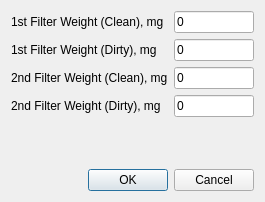
First picture: the form in Qr49/sources/filtermassdialog.ui, repository pa23/r49, before the edit.
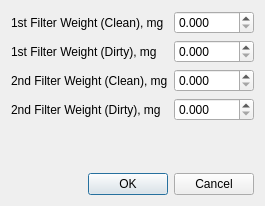
Second picture: the form after the edit. Icons and pictures are not drawn.

Commit message: v20072013 libtoxic: Gair formula fixed. Qr49: new function Randomize added. Qr49: new function Lower accuracy added. Qr49: all lineEdit+doubleValidator replaced with doubleSpinBox.

Patch:
```diff
--- a/Qr49/sources/filtermassdialog.ui
+++ b/Qr49/sources/filtermassdialog.ui
@@ -10,7 +10,7 @@
     <x>0</x>
     <y>0</y>
     <width>305</width>
-    <height>188</height>
+    <height>177</height>
    </rect>
   </property>
   <property name="windowTitle">
@@ -33,25 +33,6 @@
        </property>
       </widget>
      </item>
-     <item row="0" column="1">
-      <widget class="QLineEdit" name="lineEdit_1stFilterWeightClean">
-       <property name="minimumSize">
-        <size>
-         <width>80</width>
-         <height>0</height>
-        </size>
-       </property>
-       <property name="maximumSize">
-        <size>
-         <width>80</width>
-         <height>16777215</height>
-        </size>
-       </property>
-       <property name="text">
-        <string>0</string>
-       </property>
-      </widget>
-     </item>
      <item row="1" column="0">
       <widget class="QLabel" name="label_1stFilterWeightDirty">
        <property name="text">
@@ -59,25 +40,6 @@
        </property>
       </widget>
      </item>
-     <item row="1" column="1">
-      <widget class="QLineEdit" name="lineEdit_1stFilterWeightDirty">
-       <property name="minimumSize">
-        <size>
-         <width>80</width>
-         <height>0</height>
-        </size>
-       </property>
-       <property name="maximumSize">
-        <size>
-         <width>80</width>
-         <height>16777215</height>
-        </size>
-       </property>
-       <property name="text">
-        <string>0</string>
-       </property>
-      </widget>
-     </item>
      <item row="2" column="0">
       <widget class="QLabel" name="label_2ndFilterWeightClean">
        <property name="text">
@@ -85,25 +47,6 @@
        </property>
       </widget>
      </item>
-     <item row="2" column="1">
-      <widget class="QLineEdit" name="lineEdit_2ndFilterWeightClean">
-       <property name="minimumSize">
-        <size>
-         <width>80</width>
-         <height>0</height>
-        </size>
-       </property>
-       <property name="maximumSize">
-        <size>
-         <width>80</width>
-         <height>16777215</height>
-        </size>
-       </property>
-       <property name="text">
-        <string>0</string>
-       </property>
-      </widget>
-     </item>
      <item row="3" column="0">
       <widget class="QLabel" name="label_2ndFilterWeightDirty">
        <property name="text">
@@ -111,25 +54,6 @@
        </property>
       </widget>
      </item>
-     <item row="3" column="1">
-      <widget class="QLineEdit" name="lineEdit_2ndFilterWeightDirty">
-       <property name="minimumSize">
-        <size>
-         <width>80</width>
-         <height>0</height>
-        </size>
-       </property>
-       <property name="maximumSize">
-        <size>
-         <width>80</width>
-         <height>16777215</height>
-        </size>
-       </property>
-       <property name="text">
-        <string>0</string>
-       </property>
-      </widget>
-     </item>
      <item row="4" column="0">
       <spacer name="verticalSpacer">
        <property name="orientation">
@@ -143,6 +67,106 @@
        </property>
       </spacer>
      </item>
+     <item row="0" column="1">
+      <widget class="QDoubleSpinBox" name="doubleSpinBox_1stFilterWeightClean">
+       <property name="minimumSize">
+        <size>
+         <width>80</width>
+         <height>0</height>
+        </size>
+       </property>
+       <property name="maximumSize">
+        <size>
+         <width>80</width>
+         <height>16777215</height>
+        </size>
+       </property>
+       <property name="locale">
+        <locale language="English" country="UnitedStates"/>
+       </property>
+       <property name="decimals">
+        <number>3</number>
+       </property>
+       <property name="singleStep">
+        <double>0.001000000000000</double>
+       </property>
+      </widget>
+     </item>
+     <item row="1" column="1">
+      <widget class="QDoubleSpinBox" name="doubleSpinBox_1stFilterWeightDirty">
+       <property name="minimumSize">
+        <size>
+         <width>80</width>
+         <height>0</height>
+        </size>
+       </property>
+       <property name="maximumSize">
+        <size>
+         <width>80</width>
+         <height>16777215</height>
+        </size>
+       </property>
+       <property name="locale">
+        <locale language="English" country="UnitedStates"/>
+       </property>
+       <property name="decimals">
+        <number>3</number>
+       </property>
+       <property name="singleStep">
+        <double>0.001000000000000</double>
+       </property>
+      </widget>
+     </item>
+     <item row="2" column="1">
+      <widget class="QDoubleSpinBox" name="doubleSpinBox_2ndFilterWeightClean">
+       <property name="minimumSize">
+        <size>
+         <width>80</width>
+         <height>0</height>
+        </size>
+       </property>
+       <property name="maximumSize">
+        <size>
+         <width>80</width>
+         <height>16777215</height>
+        </size>
+       </property>
+       <property name="locale">
+        <locale language="English" country="UnitedStates"/>
+       </property>
+       <property name="decimals">
+        <number>3</number>
+       </property>
+       <property name="singleStep">
+        <double>0.001000000000000</double>
+       </property>
+      </widget>
+     </item>
+     <item row="3" column="1">
+      <widget class="QDoubleSpinBox" name="doubleSpinBox_2ndFilterWeightDirty">
+       <property name="minimumSize">
+        <size>
+         <width>80</width>
+         <height>0</height>
+        </size>
+       </property>
+       <property name="maximumSize">
+        <size>
+         <width>80</width>
+         <height>16777215</height>
+        </size>
+       </property>
+       <property name="locale">
+        <locale language="English" country="UnitedStates"/>
+       </property>
+       <property name="decimals">
+        <number>3</number>
+       </property>
+       <property name="singleStep">
+        <double>0.001000000000000</double>
+       </property>
+      </widget>
+     </item>
     </layout>
    </item>
    <item>
```
Left out of the diff: 68 changed lines with no effect on the pictures. The commit also changes 14 other files.
